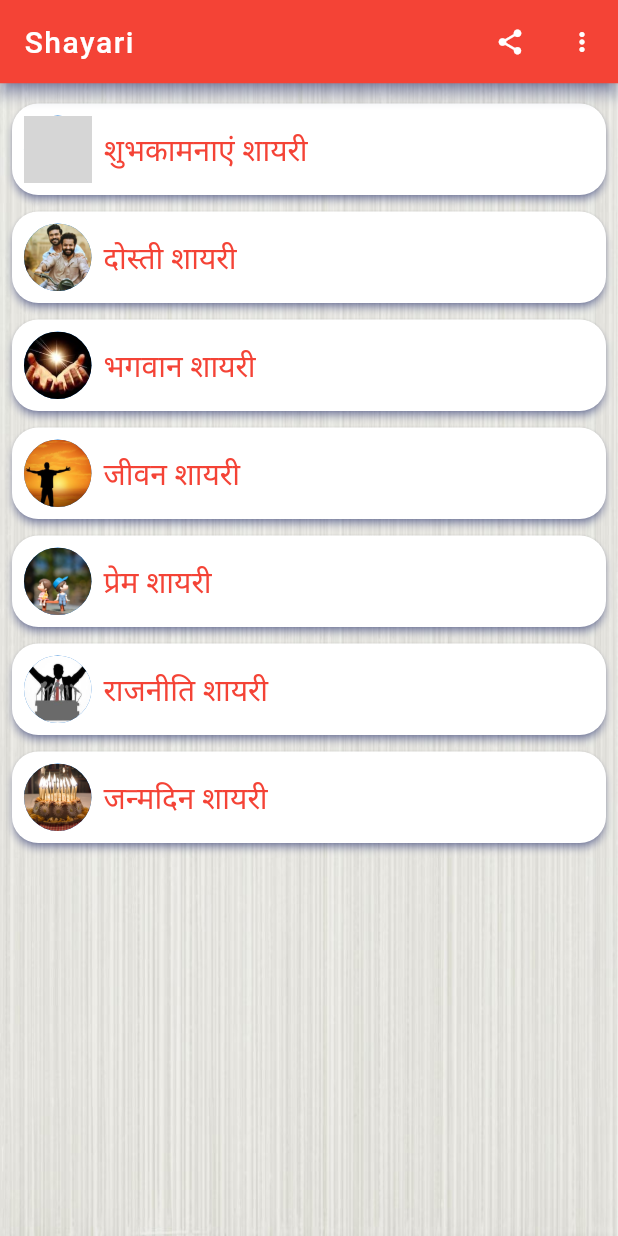
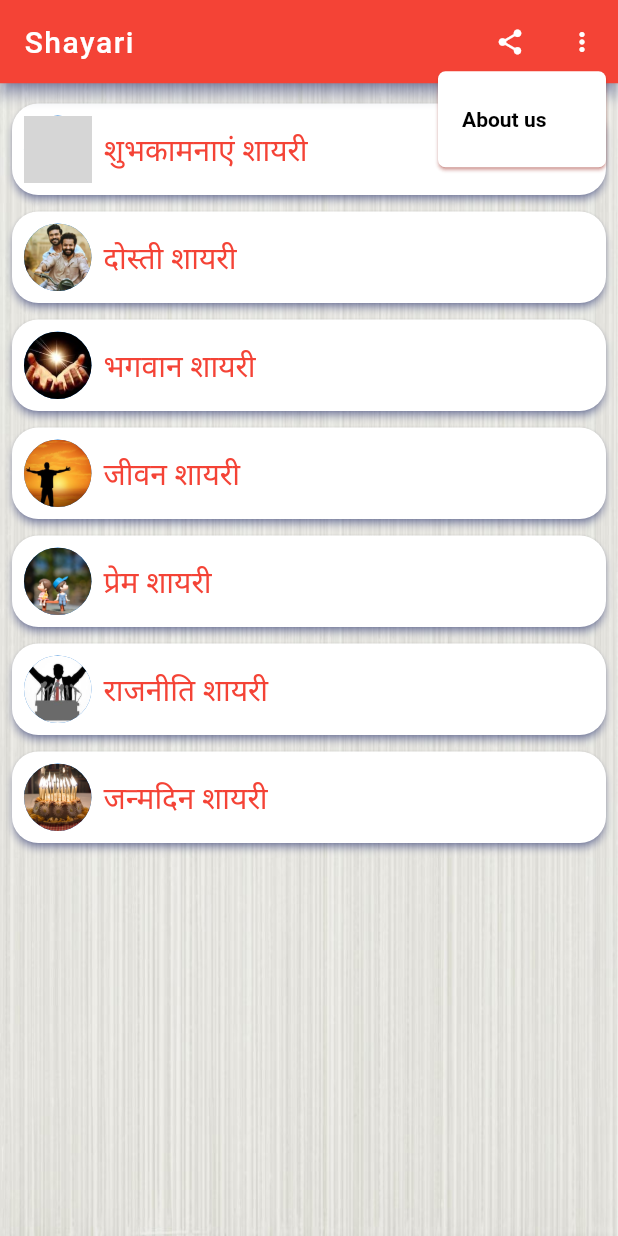
Before and after one commit to heetgolakiya21/Shayari, a Flutter app: the screen it shows after launch, after a tap on the "more vert" icon, on a phone screen of 412 x 824 dp. Run offline on Flutter 3.47's test engine with Material 2 defaults, Android fonts, the phone set to English and light mode, and no system bars; our stand-ins replace flutter_colorpicker, permission_handler, share_plus; missing offline and left inert: floating_snackbar; grey boxes are pictures that could not be loaded.

Commit message:
project upload

```diff
--- a/lib/home_page.dart
+++ b/lib/home_page.dart
@@ -1,8 +1,7 @@
 import 'dart:async';
 import 'dart:io';
-
 import 'package:flutter/material.dart';
-import 'package:shayari/title_page.dart';
+import 'package:flutter/services.dart';
 import 'package:shayari/utility.dart';
 
 class HomePage extends StatefulWidget {
@@ -20,7 +19,7 @@ class _HomePageState extends State<HomePage> {
         // barrierColor: Colors.transparent,
         builder: (BuildContext context) {
           return AlertDialog(
-            content: Container(
+            content: SizedBox(
               height: 90,
               child: Column(
                 crossAxisAlignment: CrossAxisAlignment.start,
@@ -75,37 +74,28 @@ class _HomePageState extends State<HomePage> {
       onWillPop: () => showExitPopup(context),
       child: Scaffold(
         appBar: AppBar(
-          title: const Text(
-            'Shayari',
-            style: TextStyle(
-              color: Colors.white,
-              fontSize: 20.0,
-              fontWeight: FontWeight.w500,
-              letterSpacing: 1.0,
-            ),
-          ),
-          centerTitle: false,
-          backgroundColor: Colors.red,
-          toolbarHeight: 55.5,
-          shadowColor: Colors.indigo,
+          title: const Text("Shayari"),
           actions: [
             IconButton(
               onPressed: () {
                 Utils.share();
               },
-              icon: const Icon(
-                Icons.share,
-                color: Colors.white,
-                size: 20.0,
-              ),
+              icon: const Icon(Icons.share),
             ),
-            IconButton(
-              onPressed: () {},
-              icon: const Icon(
-                Icons.more_vert,
-                color: Colors.white,
-                size: 20.0,
-              ),
+            PopupMenuButton(
+              itemBuilder: (context) => [
+                const PopupMenuItem(
+                  value: 1,
+                  child: Text("About us"),
+                ),
+              ],
+              iconSize: 20.0,
+              color: Colors.white,
+              onSelected: (value) {
+                if (value == 1) {
+                  Utils.aboutDialogue(context);
+                }
+              },
             ),
           ],
         ),
@@ -113,7 +103,7 @@ class _HomePageState extends State<HomePage> {
           decoration: const BoxDecoration(
             image: DecorationImage(
               image: AssetImage(
-                'images/background.jpg',
+                "images/background.jpg",
               ),
               fit: BoxFit.fill,
             ),
@@ -131,14 +121,7 @@ class _HomePageState extends State<HomePage> {
                     Timer(
                       const Duration(milliseconds: 175),
                       () {
-                        Navigator.push(
-                          context,
-                          MaterialPageRoute(
-                            builder: (context) {
-                              return const TitlePage();
-                            },
-                          ),
-                        );
+                        Navigator.pushNamed(context, 'title_page');
                       },
                     );
                   },
--- a/lib/main.dart
+++ b/lib/main.dart
@@ -1,13 +1,36 @@
 import 'package:flutter/material.dart';
+import 'package:flutter/services.dart';
 import 'package:shayari/home_page.dart';
 import 'package:shayari/splash_page.dart';
+import 'package:shayari/themes.dart';
+import 'package:shayari/title_page.dart';
 
 void main() {
   runApp(
-    const MaterialApp(
-      home: SplashPage(),
+    MaterialApp(
       title: "Shayari App",
       debugShowCheckedModeBanner: false,
+      // debugShowMaterialGrid: false,
+      // showPerformanceOverlay: false,
+      theme: CustomeThemes.lightTheme,
+      // home: const SplashPage(),
+      initialRoute: 'splash_page',
+      routes: {
+        'splash_page': (context) => const SplashPage(),
+        'home_page': (context) => const HomePage(),
+        'title_page': (context) => const TitlePage(),
+      },
     ),
   );
+
+  SystemChrome.setPreferredOrientations(
+      [DeviceOrientation.portraitUp, DeviceOrientation.landscapeLeft]);
+
+  SystemChrome.setSystemUIOverlayStyle(const SystemUiOverlayStyle(
+    statusBarColor: Colors.transparent,
+    statusBarIconBrightness: Brightness.dark,
+    statusBarBrightness: Brightness.dark,
+    systemNavigationBarIconBrightness: Brightness.dark,
+    systemNavigationBarColor: Colors.transparent,
+  ));
 }
--- a/lib/splash_page.dart
+++ b/lib/splash_page.dart
@@ -31,20 +31,13 @@ class _SplashPageState extends State<SplashPage> {
 
   createFolder() async {
     final directory = await getExternalStorageDirectory();
-    final dirPath = '${directory?.path}/Shayari';
+    final dirPath = "${directory?.path}/Shayari";
     await Directory(dirPath).create();
   }
 
   pushReplacement() async {
-    await Future.delayed(const Duration(milliseconds: 1000));
-    Navigator.pushReplacement(
-      context,
-      MaterialPageRoute(
-        builder: (context) {
-          return const HomePage();
-        },
-      ),
-    );
+    await Future.delayed(const Duration(milliseconds: 700));
+    Navigator.pushReplacementNamed(context, 'home_page');
   }
 
   @override
@@ -54,7 +47,7 @@ class _SplashPageState extends State<SplashPage> {
         color: Colors.white,
         child: Center(
           child: Image.asset(
-            'images/logo.png',
+            "images/logo.png",
             height: 130,
           ),
         ),
```
Also changed, not shown: lib/editShayari_Page.dart (+26 -35 lines), lib/shayari_page.dart (+21 -29 lines), lib/themes.dart (added, +33 -0 lines), lib/title_page.dart (+18 -27 lines), lib/utility.dart (+34 -0 lines).
